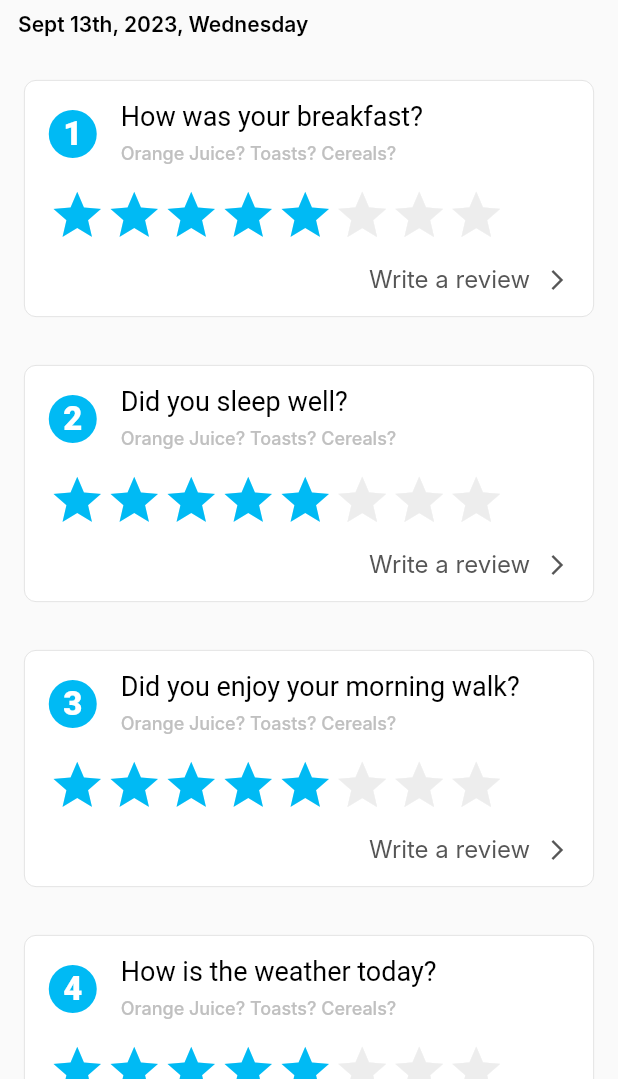
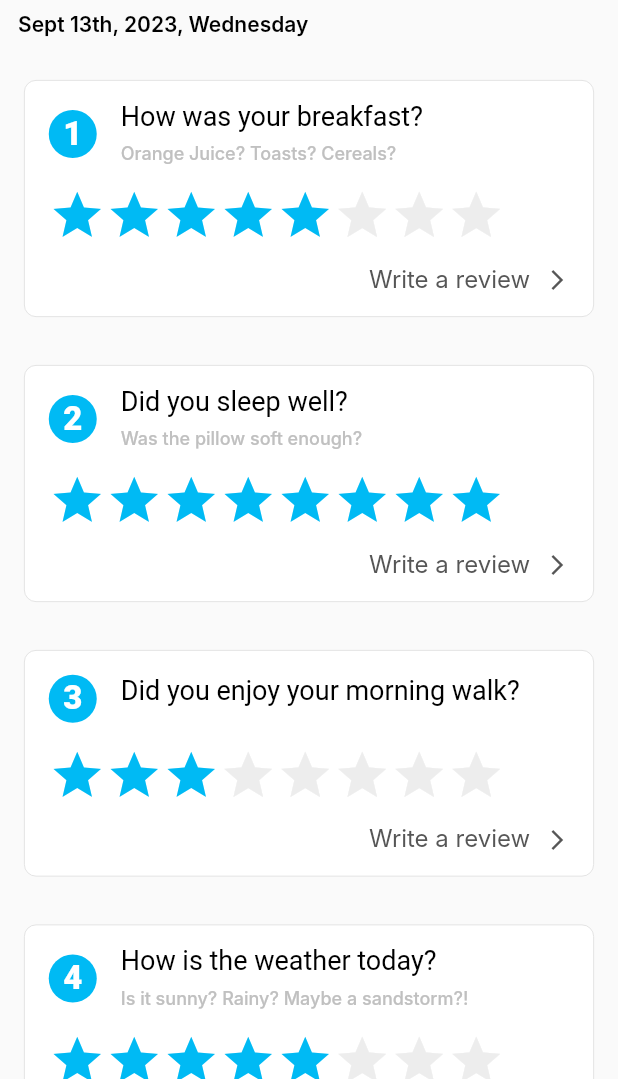
Before and after one commit to efimsivolap/daily_questionnaire_dev, a Flutter app: the screen it shows after launch, on a phone screen of 412 x 824 dp, the part 157-1236 px from its top. Run offline on Flutter 3.47's test engine with Material 2 defaults, Android fonts, the light colour scheme and no system bars; our stand-ins replace flutter_bloc; Roboto replaces fonts that are missing (Inter).

Commit message:
questionCubit

```diff
--- a/assets/questions.json
+++ b/assets/questions.json
@@ -0,0 +1,25 @@
+[
+    {
+      "title": "How was your breakfast?",
+      "subtitle": "Orange Juice? Toasts? Cereals?",
+      "maxStars": 5,
+      "canWriteReview": true
+    },
+    {
+      "title": "Did you sleep well?",
+      "subtitle": "Was the pillow soft enough?",
+      "maxStars": 8,
+      "canWriteReview": true
+    },
+    {
+      "title": "Did you enjoy your morning walk?",
+      "maxStars": 3,
+      "canWriteReview": false
+    },
+    {
+      "title": "How is the weather today?",
+      "subtitle": "Is it sunny? Rainy? Maybe a sandstorm?!",
+      "maxStars": 5,
+      "canWriteReview": true
+    }
+]
--- a/lib/data/questions_repository.dart
+++ b/lib/data/questions_repository.dart
@@ -9,8 +9,10 @@ class QuestionsRepository {
 
   Future<List<QuestionModel>> getQuestions() async {
     final String source = await rootBundle.loadString('assets/questions.json');
-    final data = await json.decode(source) as List<Map<String, dynamic>>;
-    return data.map(QuestionModel.fromJson).toList();
+    final List<Map<String, dynamic>> data =
+        List<Map<String, dynamic>>.from(json.decode(source));
+    print(data);
+    return data.map((e) => QuestionModel.fromJson(e)).toList();
   }
 
   Future<void> postQuestions(List<QuestionModel> questions) async {}
--- a/lib/ui/questions_page.dart
+++ b/lib/ui/questions_page.dart
@@ -5,13 +5,6 @@ import 'package:flutter_bloc/flutter_bloc.dart';
 
 class QuestionsPage extends StatelessWidget {
   const QuestionsPage({super.key});
-
-  static const List<String> questions = [
-    'How was your breakfast?',
-    'Did you sleep well?',
-    'Did you enjoy your morning walk?',
-    'How is the weather today?',
-  ];
 
   @override
   Widget build(BuildContext context) {
@@ -57,12 +50,12 @@ class QuestionsPage extends StatelessWidget {
               ),
               Expanded(
                 child: ListView.builder(
-                  itemCount: questions.length,
+                  itemCount: questionsCubit.length,
                   itemBuilder: (context, index) {
-                    final questionNumber = index + 1;
-                    final question = questions[index];
-                    return _buildQuestionCard(
-                        context, questionNumber, question);
+                    final question = questionsCubit[index];
+
+                    return QuestionCard(
+                        question: question, questionNumber: index + 1);
                   },
                 ),
               ),
@@ -72,10 +65,19 @@ class QuestionsPage extends StatelessWidget {
       ),
     );
   }
+}
 
-  Widget _buildQuestionCard(
-      BuildContext context, int questionNumber, String questionText) {
-    void _showModalSheet() {
+class QuestionCard extends StatelessWidget {
+  final QuestionModel question;
+  final int questionNumber;
+
+  const QuestionCard({
+    Key? key,
+    required this.question,
+    required this.questionNumber,
+  }) : super(key: key);
+
+  void _showModalSheet(BuildContext context) {
     showModalBottomSheet(
       context: context,
       builder: (BuildContext context) {
@@ -109,26 +111,26 @@ class QuestionsPage extends StatelessWidget {
                   ],
                 ),
                 Text(
-                    questionText,
+                  question.title,
                   maxLines: 2,
                   style: const TextStyle(
                     color: Colors.black,
                     fontSize: 32,
-                      fontFamily: 'Inter',
                     fontWeight: FontWeight.w600,
                   ),
                 ),
                 const SizedBox(height: 8),
-                  const Text(
-                    'Was it a nice little walk or a full-on running?',
-                    style: TextStyle(
+                question.subtitle != null
+                    ? Text(
+                        question.subtitle!,
+                        style: const TextStyle(
                           color: Colors.black,
                           fontSize: 14,
-                      fontFamily: 'Inter',
                           fontWeight: FontWeight.w600,
                           height: 1.43,
                         ),
-                  ),
+                      )
+                    : SizedBox(),
                 const SizedBox(height: 16),
                 _buildRatingStars(),
                 const SizedBox(height: 16),
@@ -199,6 +201,36 @@ class QuestionsPage extends StatelessWidget {
     );
   }
 
+  Widget _buildRatingStars() {
+    List<Widget> stars = [];
+    int maxStars = 8;
+    int existingStars = question.maxStars;
+
+    for (int i = 1; i <= maxStars; i++) {
+      if (i <= existingStars) {
+        stars.add(
+          const Icon(
+            Icons.star,
+            color: Color.fromRGBO(0, 186, 244, 1),
+            size: 38,
+          ),
+        );
+      } else {
+        stars.add(
+          const Icon(
+            Icons.star,
+            color: Color(0xFFEDEDED),
+            size: 38,
+          ),
+        );
+      }
+    }
+
+    return Row(children: stars);
+  }
+
+  @override
+  Widget build(BuildContext context) {
     return Container(
       margin: const EdgeInsets.all(16),
       decoration: BoxDecoration(
@@ -234,7 +266,7 @@ class QuestionsPage extends StatelessWidget {
                     crossAxisAlignment: CrossAxisAlignment.start,
                     children: [
                       Text(
-                        questionText,
+                        question.title,
                         style: const TextStyle(
                           color: Colors.black,
                           fontSize: 18,
@@ -243,16 +275,18 @@ class QuestionsPage extends StatelessWidget {
                         ),
                       ),
                       const SizedBox(height: 9),
-                      const Text(
-                        'Orange Juice? Toasts? Cereals? ',
-                        style: TextStyle(
+                      question.subtitle != null
+                          ? Text(
+                              question.subtitle!,
+                              style: const TextStyle(
                                 color: Color(0xFFC0C0C0),
                                 fontSize: 12,
                                 fontFamily: 'Inter',
                                 fontWeight: FontWeight.w500,
                                 height: 1,
                               ),
-                      ),
+                            )
+                          : SizedBox(),
                     ],
                   ),
                 ),
@@ -264,7 +298,7 @@ class QuestionsPage extends StatelessWidget {
             Align(
               alignment: Alignment.bottomRight,
               child: GestureDetector(
-                onTap: _showModalSheet,
+                onTap: () => _showModalSheet(context),
                 child: const Row(
                   mainAxisSize: MainAxisSize.min,
                   children: [
@@ -294,33 +328,6 @@ class QuestionsPage extends StatelessWidget {
         ),
       ),
     );
-  }
-
-  Widget _buildRatingStars() {
-    List<Widget> stars = [];
-    int maxStars = 8;
-
-    for (int i = 1; i <= maxStars; i++) {
-      if (i <= 5) {
-        stars.add(
-          const Icon(
-            Icons.star,
-            color: Color.fromRGBO(0, 186, 244, 1),
-            size: 38,
-          ),
-        );
-      } else {
-        stars.add(
-          const Icon(
-            Icons.star,
-            color: Color(0xFFEDEDED),
-            size: 38,
-          ),
-        );
-      }
-    }
-
-    return Row(children: stars);
   }
 }
 
--- a/pubspec.yaml
+++ b/pubspec.yaml
@@ -20,8 +20,8 @@ dev_dependencies:
     sdk: flutter
 
   # todo: заменить в момент релиза
-#  flutter_lints: ^2.0.0
-  lint: ^2.1.2
+  flutter_lints: ^2.0.0
+  # lint: ^2.1.2
 
 flutter:
   uses-material-design: true
```
Also changed, not shown: lib/domain/question_model.dart (+8 -1 lines), pubspec.lock, 31 other files. Lines whose indentation alone changed are shown as unchanged.
